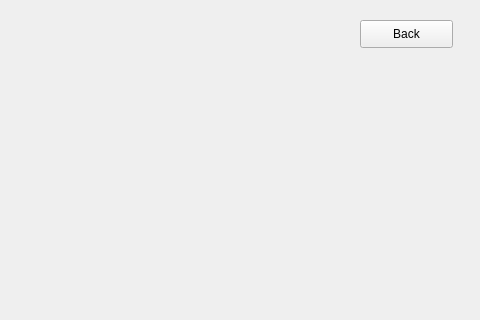
Above: main/UI/Email.ui from Demonim/Simargl-Study-Project before the change; both pictures show x 660 to 1140 and y 0 to 320 of the 1140 by 864 pixel window. Below: the same form after it.
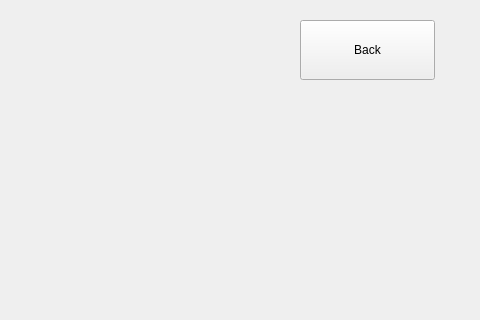
That is the form after the change.

```diff
--- a/main/UI/Email.ui
+++ b/main/UI/Email.ui
@@ -29,12 +29,30 @@
    <widget class="QPushButton" name="Exit_Button1">
     <property name="geometry">
      <rect>
-      <x>1020</x>
+      <x>960</x>
       <y>20</y>
-      <width>93</width>
-      <height>28</height>
+      <width>135</width>
+      <height>60</height>
      </rect>
     </property>
+    <property name="sizePolicy">
+     <sizepolicy hsizetype="Expanding" vsizetype="Expanding">
+      <horstretch>0</horstretch>
+      <verstretch>0</verstretch>
+     </sizepolicy>
+    </property>
+    <property name="minimumSize">
+     <size>
+      <width>80</width>
+      <height>50</height>
+     </size>
+    </property>
+    <property name="maximumSize">
+     <size>
+      <width>135</width>
+      <height>60</height>
+     </size>
+    </property>
     <property name="text">
      <string>Back</string>
     </property>
```
Left out of the diff: 4 changed lines with no effect on the pictures.
